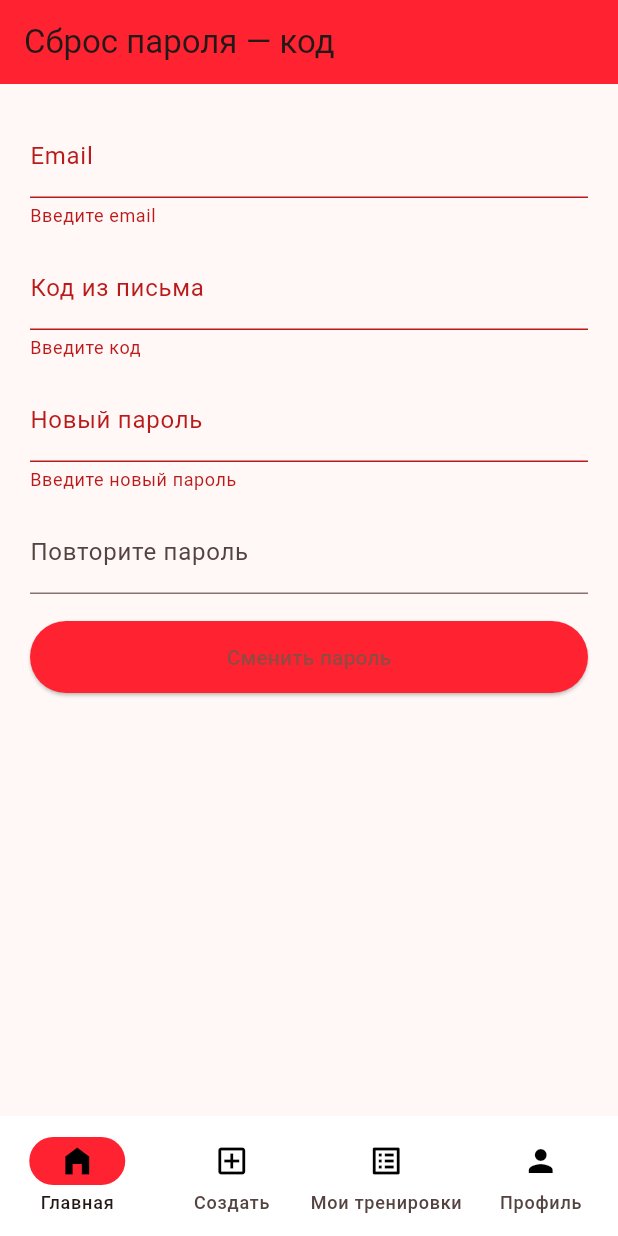
After one commit to alishertolegen/safe_up, a Flutter app: the ResetPasswordScreen screen opened by its route, after a tap on "Сменить пароль", on a phone screen of 412 x 824 dp. The commit adds this screen. Run offline on Flutter 3.47's test engine with Material 3 defaults, Android fonts, the light colour scheme and no system bars; our stand-ins replace go_router, shared_preferences; accounts and stored records are empty.

Commit message:
forgot password v2

```diff
--- a/lib/main.dart
+++ b/lib/main.dart
@@ -8,6 +8,8 @@
 import 'create_training_screen.dart';
 import 'my_trainings_screen.dart';
 import 'ProfileEditScreen.dart';
+import 'reset_password_screen.dart';
+import 'forgot_password_screen.dart';
 
 void main() {
   runApp(const StartApp());
@@ -95,6 +97,23 @@
               path: '/profile/edit',
               builder: (context, state) => const ProfileEditScreen(),
             ),
+
+    GoRoute(
+      path: '/forgot-password',
+      builder: (context, state) => const ForgotPasswordScreen(),
+    ),
+
+    // Здесь: если state.extra — ожидаем Map с 'email'
+    GoRoute(
+      path: '/reset-password',
+      builder: (context, state) {
+        String? initialEmail;
+        if (state.extra != null && state.extra is Map && (state.extra as Map).containsKey('email')) {
+          initialEmail = (state.extra as Map)['email'] as String?;
+        }
+        return ResetPasswordScreen(initialEmail: initialEmail);
+      },
+    ),
           ],
         ),
       ],
--- /dev/null
+++ b/lib/reset_password_screen.dart
@@ -0,0 +1,171 @@
+import 'package:flutter/material.dart';
+import 'package:go_router/go_router.dart';
+import 'package:http/http.dart' as http;
+import 'dart:convert';
+import 'package:shared_preferences/shared_preferences.dart';
+
+class ResetPasswordScreen extends StatefulWidget {
+  final String? initialEmail; // <- новый параметр
+
+  const ResetPasswordScreen({super.key, this.initialEmail});
+
+  @override
+  State<ResetPasswordScreen> createState() => _ResetPasswordScreenState();
+}
+
+class _ResetPasswordScreenState extends State<ResetPasswordScreen> {
+  final TextEditingController emailController = TextEditingController();
+  final TextEditingController codeController = TextEditingController();
+  final TextEditingController newPassController = TextEditingController();
+  final TextEditingController confirmPassController = TextEditingController();
+
+  bool _isLoading = false;
+  String? emailError;
+  String? codeError;
+  String? newPassError;
+
+  @override
+  void initState() {
+    super.initState();
+    // Подставляем email, если он был передан через state.extra
+    if (widget.initialEmail != null && widget.initialEmail!.isNotEmpty) {
+      emailController.text = widget.initialEmail!;
+    }
+  }
+
+  @override
+  void dispose() {
+    emailController.dispose();
+    codeController.dispose();
+    newPassController.dispose();
+    confirmPassController.dispose();
+    super.dispose();
+  }
+
+  String? _emailValidator(String? value) {
+    if (value == null || value.trim().isEmpty) return 'Введите email';
+    final email = value.trim();
+    final emailRegExp = RegExp(r"^[^\s@]+@[^\s@]+\.[^\s@]+$");
+    if (!emailRegExp.hasMatch(email)) return 'Некорректный email';
+    return null;
+  }
+
+  bool _validateAll() {
+    final eErr = _emailValidator(emailController.text);
+    final c = codeController.text.trim();
+    final n = newPassController.text;
+    final conf = confirmPassController.text;
+
+    String? nErr;
+    if (n.isEmpty) nErr = 'Введите новый пароль';
+    else if (n.length < 8) nErr = 'Пароль должен содержать минимум 8 символов';
+    else if (n != conf) nErr = 'Пароли не совпадают';
+
+    setState(() {
+      emailError = eErr;
+      codeError = c.isEmpty ? 'Введите код' : null;
+      newPassError = nErr;
+    });
+
+    return eErr == null && codeError == null && newPassError == null;
+  }
+
+  Future<void> _reset() async {
+    if (!_validateAll()) return;
+    setState(() => _isLoading = true);
+
+    try {
+      final url = Uri.parse('http://localhost:5000/reset-password');
+      final resp = await http.post(url,
+          headers: {'Content-Type': 'application/json'},
+          body: jsonEncode({
+            'email': emailController.text.trim(),
+            'code': codeController.text.trim(),
+            'newPassword': newPassController.text,
+          }));
+      final body = jsonDecode(resp.body);
+      if (resp.statusCode == 200) {
+        // optionally save token
+        if (body['token'] != null) {
+          final prefs = await SharedPreferences.getInstance();
+          await prefs.setString('token', body['token']);
+          await prefs.setString('userEmail', emailController.text.trim());
+        }
+        if (mounted) {
+          ScaffoldMessenger.of(context).showSnackBar(
+            const SnackBar(content: Text('Пароль успешно изменён'), backgroundColor: Colors.green),
+          );
+          // go to login or home
+          context.go('/login');
+        }
+      } else {
+        if (mounted) {
+          ScaffoldMessenger.of(context).showSnackBar(
+            SnackBar(content: Text(body['message'] ?? 'Ошибка при сбросе пароля'), backgroundColor: const Color.fromARGB(255, 177, 42, 32)),
+          );
+        }
+      }
+    } catch (e) {
+      if (mounted) {
+        ScaffoldMessenger.of(context).showSnackBar(
+          SnackBar(content: Text('Ошибка соединения: $e'), backgroundColor: const Color.fromARGB(255, 177, 42, 32)),
+        );
+      }
+    } finally {
+      if (mounted) setState(() => _isLoading = false);
+    }
+  }
+
+  @override
+  Widget build(BuildContext context) {
+    return Scaffold(
+      appBar: AppBar(
+        title: const Text('Сброс пароля — код'),
+        backgroundColor: const Color.fromARGB(255, 255, 35, 49),
+      ),
+      body: SafeArea(
+        child: SingleChildScrollView(
+          padding: const EdgeInsets.all(20),
+          child: Column(
+            children: [
+              TextField(
+                controller: emailController,
+                readOnly: true,
+                keyboardType: TextInputType.emailAddress,
+                decoration: InputDecoration(labelText: 'Email', errorText: emailError),
+              ),
+              const SizedBox(height: 12),
+              TextField(
+                controller: codeController,
+                keyboardType: TextInputType.number,
+                decoration: InputDecoration(labelText: 'Код из письма', errorText: codeError),
+              ),
+              const SizedBox(height: 12),
+              TextField(
+                controller: newPassController,
+                obscureText: true,
+                decoration: InputDecoration(labelText: 'Новый пароль', errorText: newPassError),
+              ),
+              const SizedBox(height: 12),
+              TextField(
+                controller: confirmPassController,
+                obscureText: true,
+                decoration: const InputDecoration(labelText: 'Повторите пароль'),
+              ),
+              const SizedBox(height: 18),
+              SizedBox(
+                width: double.infinity,
+                height: 48,
+                child: ElevatedButton(
+                  style: ElevatedButton.styleFrom(backgroundColor: const Color.fromARGB(255, 255, 35, 49)),
+                  onPressed: _isLoading ? null : _reset,
+                  child: _isLoading ? const CircularProgressIndicator(color: Colors.white) : const Text('Сменить пароль'),
+                ),
+              ),
+            ],
+          ),
+        ),
+      ),
+    );
+  }
+}
```
Also changed, not shown: lib/forgot_password_screen.dart (added, +151 -0 lines), lib/login.dart (+23 -3 lines).
